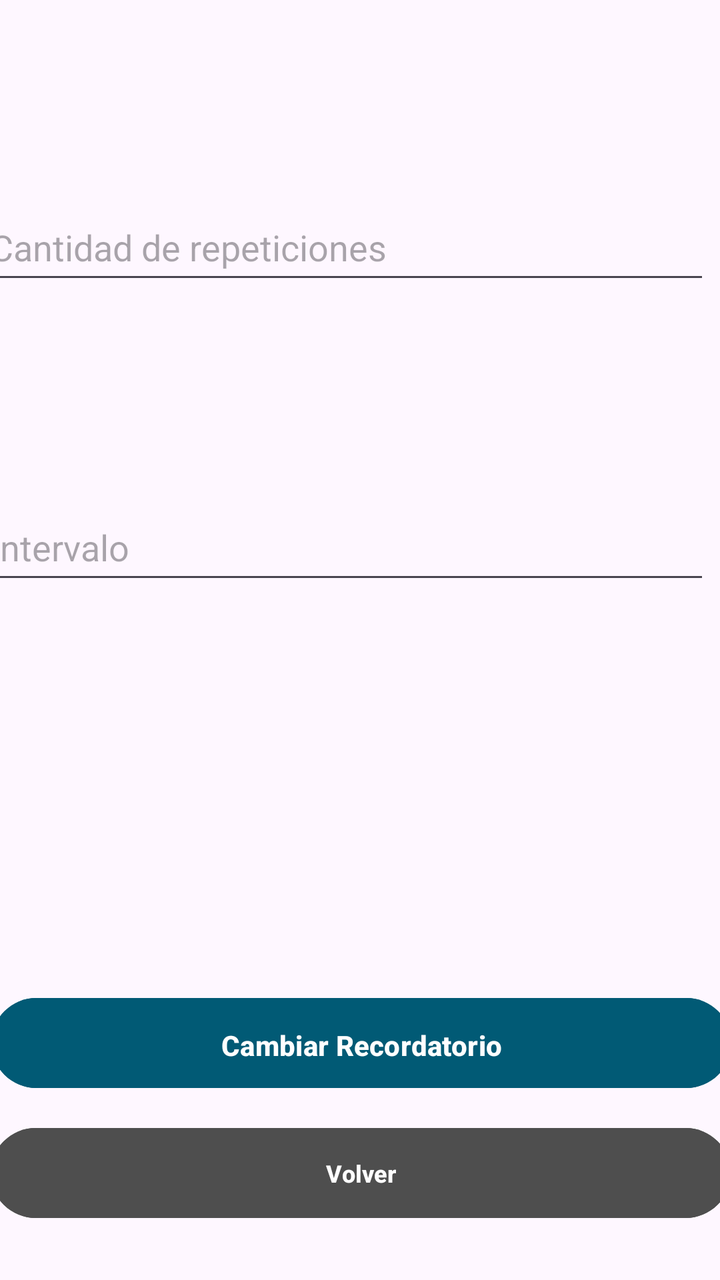
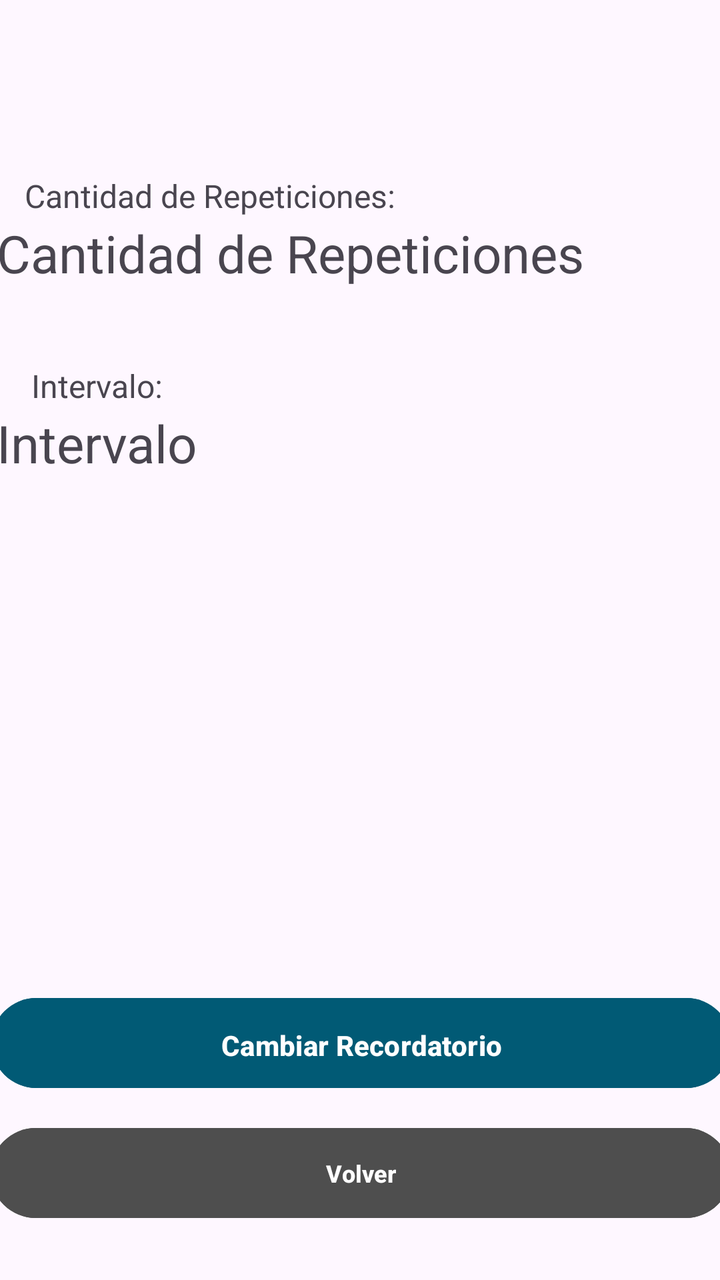

Two renders of the same Android screen: before a commit and after it. Below are the layout's source before the change and the commit's diff.
<!-- AndroidManifest.xml: application theme Theme.MobilesVC -->
<!-- res/layout/recordatorio_view.xml -->
<?xml version="1.0" encoding="utf-8"?>
<androidx.constraintlayout.widget.ConstraintLayout xmlns:android="http://schemas.android.com/apk/res/android"
    xmlns:app="http://schemas.android.com/apk/res-auto"
    xmlns:tools="http://schemas.android.com/tools"
    android:layout_width="match_parent"
    android:layout_height="match_parent">

    <androidx.constraintlayout.widget.ConstraintLayout
        android:layout_width="match_parent"
        android:layout_height="match_parent">

        <Button
            android:id="@+id/vToEditRecordatorio"
            android:layout_width="370dp"
            android:layout_height="53dp"
            android:layout_marginTop="48dp"
            android:layout_marginBottom="92dp"
            android:backgroundTint="#015A75"
            android:paddingVertical="14dp"
            android:text="Cambiar Recordatorio"
            android:textStyle="bold"
            app:layout_constraintBottom_toBottomOf="parent"
            app:layout_constraintEnd_toEndOf="parent"
            app:layout_constraintHorizontal_bias="0.487"
            app:layout_constraintStart_toStartOf="parent" />

        <com.google.android.material.textfield.TextInputEditText
            android:id="@+id/vCantidad"
            android:layout_width="364dp"
            android:layout_height="50dp"
            android:layout_marginStart="16dp"
            android:layout_marginEnd="31dp"
            android:layout_marginBottom="100dp"
            android:clickable="false"
            android:hint="Cantidad de repeticiones"
            app:layout_constraintBottom_toTopOf="@+id/vIntervalo"
            app:layout_constraintEnd_toEndOf="parent"
            app:layout_constraintStart_toStartOf="parent" />

        <com.google.android.material.textfield.TextInputEditText
            android:id="@+id/vIntervalo"
            android:layout_width="364dp"
            android:layout_height="50dp"
            android:layout_marginStart="16dp"
            android:layout_marginEnd="31dp"
            android:layout_marginBottom="198dp"
            android:clickable="false"
            android:hint="Intervalo"
            app:layout_constraintBottom_toTopOf="@+id/vToEditRecordatorio"
            app:layout_constraintEnd_toEndOf="parent"
            app:layout_constraintStart_toStartOf="parent" />

        <TextView
            android:id="@+id/textView5"
            android:layout_width="wrap_content"
            android:layout_height="wrap_content"
            android:layout_marginStart="133dp"
            android:layout_marginTop="51dp"
            android:layout_marginEnd="133dp"
            android:layout_marginBottom="110dp"
            android:fontFamily="sans-serif"
            android:text="Recordatorio"
            android:textColor="#000000"
            android:textStyle="bold|italic"
            app:layout_constraintBottom_toTopOf="@+id/vCantidad"
            app:layout_constraintEnd_toEndOf="parent"
            app:layout_constraintStart_toStartOf="parent"
            app:layout_constraintTop_toTopOf="parent"
            tools:textSize="26sp" />

        <Button
            android:id="@+id/vVolverRecordatorio"
            android:layout_width="370dp"
            android:layout_height="53dp"
            android:layout_marginHorizontal="24dp"
            android:layout_marginStart="21dp"
            android:layout_marginTop="12dp"
            android:layout_marginEnd="21dp"
            android:layout_marginBottom="27dp"
            android:backgroundTint="#4E4E4E"
            android:paddingVertical="10dp"
            android:text="Volver"
            android:textSize="12sp"
            android:textStyle="bold"
            android:visibility="visible"
            app:layout_constraintBottom_toBottomOf="parent"
            app:layout_constraintEnd_toEndOf="parent"
            app:layout_constraintStart_toStartOf="parent"
            app:layout_constraintTop_toBottomOf="@+id/vToEditRecordatorio" />

    </androidx.constraintlayout.widget.ConstraintLayout>

</androidx.constraintlayout.widget.ConstraintLayout>
<!-- resources referenced by this layout -->
<resources>
  <style name="Theme.MobilesVC" parent="Base.Theme.MobilesVC" />
  <style name="Base.Theme.MobilesVC" parent="Theme.Material3.DayNight.NoActionBar">
          
          
      </style>
</resources>

<!-- the commit's change to res/layout/recordatorio_view.xml (unified diff, before → after) -->
@@ -9,45 +9,40 @@
         android:layout_width="match_parent"
         android:layout_height="match_parent">
 
+        <TextView
+            android:id="@+id/textView46"
+            android:layout_width="200dp"
+            android:layout_height="22dp"
+            android:text="Cantidad de Repeticiones:"
+            android:textSize="16sp"
+            app:layout_constraintBottom_toTopOf="@+id/vCantidad"
+            app:layout_constraintEnd_toEndOf="parent"
+            app:layout_constraintHorizontal_bias="0.077"
+            app:layout_constraintStart_toStartOf="parent" />
+
+        <TextView
+            android:id="@+id/vIntervalo"
+            android:layout_width="364dp"
+            android:layout_height="50dp"
+            android:layout_marginBottom="241dp"
+            android:text="Intervalo"
+            android:textSize="26sp"
+            app:layout_constraintBottom_toTopOf="@+id/vToEditRecordatorio"
+            app:layout_constraintEnd_toEndOf="parent"
+            app:layout_constraintStart_toStartOf="parent" />
+
         <Button
             android:id="@+id/vToEditRecordatorio"
             android:layout_width="370dp"
             android:layout_height="53dp"
-            android:layout_marginTop="48dp"
-            android:layout_marginBottom="92dp"
+            android:layout_marginBottom="12dp"
             android:backgroundTint="#015A75"
             android:paddingVertical="14dp"
             android:text="Cambiar Recordatorio"
             android:textStyle="bold"
-            app:layout_constraintBottom_toBottomOf="parent"
+            app:layout_constraintBottom_toTopOf="@+id/vVolverRecordatorio"
             app:layout_constraintEnd_toEndOf="parent"
             app:layout_constraintHorizontal_bias="0.487"
-            app:layout_constraintStart_toStartOf="parent" />
-
-        <com.google.android.material.textfield.TextInputEditText
-            android:id="@+id/vCantidad"
-            android:layout_width="364dp"
-            android:layout_height="50dp"
-            android:layout_marginStart="16dp"
-            android:layout_marginEnd="31dp"
-            android:layout_marginBottom="100dp"
-            android:clickable="false"
-            android:hint="Cantidad de repeticiones"
-            app:layout_constraintBottom_toTopOf="@+id/vIntervalo"
-            app:layout_constraintEnd_toEndOf="parent"
-            app:layout_constraintStart_toStartOf="parent" />
-
-        <com.google.android.material.textfield.TextInputEditText
-            android:id="@+id/vIntervalo"
-            android:layout_width="364dp"
-            android:layout_height="50dp"
-            android:layout_marginStart="16dp"
-            android:layout_marginEnd="31dp"
-            android:layout_marginBottom="198dp"
-            android:clickable="false"
-            android:hint="Intervalo"
-            app:layout_constraintBottom_toTopOf="@+id/vToEditRecordatorio"
-            app:layout_constraintEnd_toEndOf="parent"
             app:layout_constraintStart_toStartOf="parent" />
 
         <TextView
@@ -57,7 +52,7 @@
             android:layout_marginStart="133dp"
             android:layout_marginTop="51dp"
             android:layout_marginEnd="133dp"
-            android:layout_marginBottom="110dp"
+            android:layout_marginBottom="114dp"
             android:fontFamily="sans-serif"
             android:text="Recordatorio"
             android:textColor="#000000"
@@ -74,7 +69,6 @@
             android:layout_height="53dp"
             android:layout_marginHorizontal="24dp"
             android:layout_marginStart="21dp"
-            android:layout_marginTop="12dp"
             android:layout_marginEnd="21dp"
             android:layout_marginBottom="27dp"
             android:backgroundTint="#4E4E4E"
@@ -85,8 +79,29 @@
             android:visibility="visible"
             app:layout_constraintBottom_toBottomOf="parent"
             app:layout_constraintEnd_toEndOf="parent"
-            app:layout_constraintStart_toStartOf="parent"
-            app:layout_constraintTop_toBottomOf="@+id/vToEditRecordatorio" />
+            app:layout_constraintStart_toStartOf="parent" />
+
+        <TextView
+            android:id="@+id/vCantidad"
+            android:layout_width="364dp"
+            android:layout_height="50dp"
+            android:layout_marginBottom="45dp"
+            android:text="Cantidad de Repeticiones"
+            android:textSize="26sp"
+            app:layout_constraintBottom_toTopOf="@+id/vIntervalo"
+            app:layout_constraintEnd_toEndOf="parent"
+            app:layout_constraintStart_toStartOf="parent" />
+
+        <TextView
+            android:id="@+id/textView47"
+            android:layout_width="100dp"
+            android:layout_height="22dp"
+            android:text="Intervalo:"
+            android:textSize="16sp"
+            app:layout_constraintBottom_toTopOf="@+id/vIntervalo"
+            app:layout_constraintEnd_toEndOf="parent"
+            app:layout_constraintHorizontal_bias="0.06"
+            app:layout_constraintStart_toStartOf="parent" />
 
     </androidx.constraintlayout.widget.ConstraintLayout>
 
